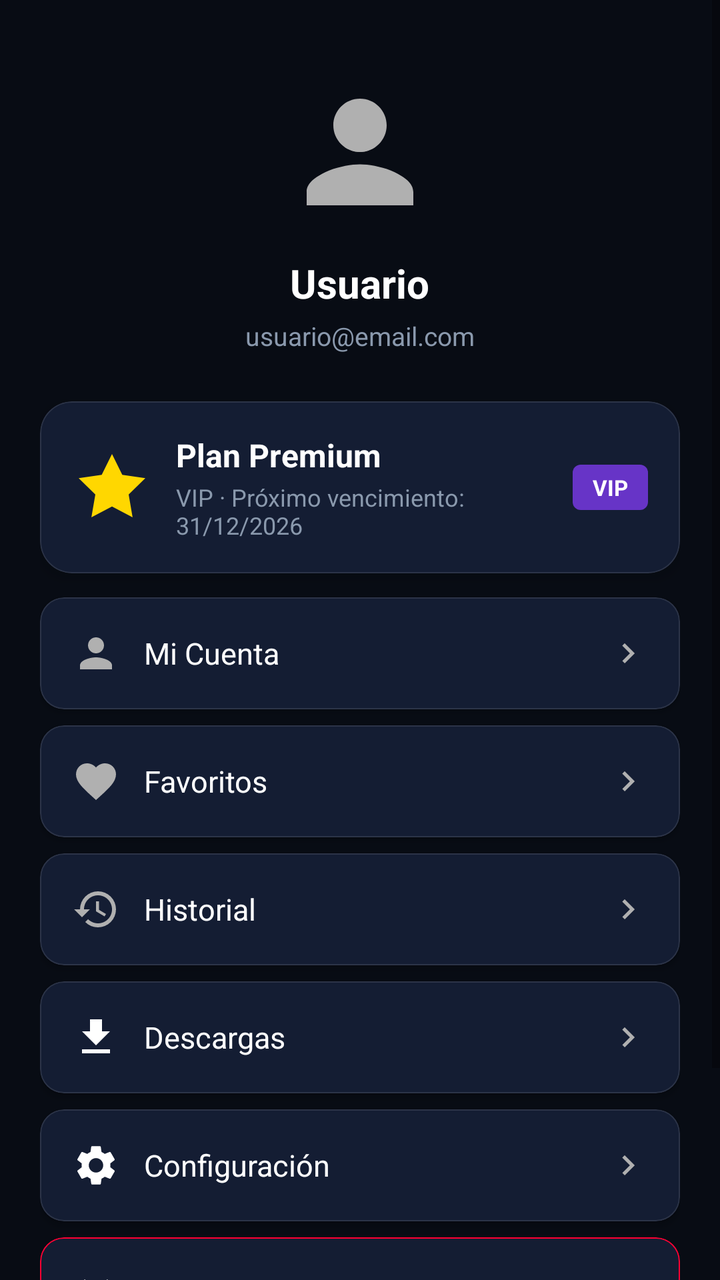
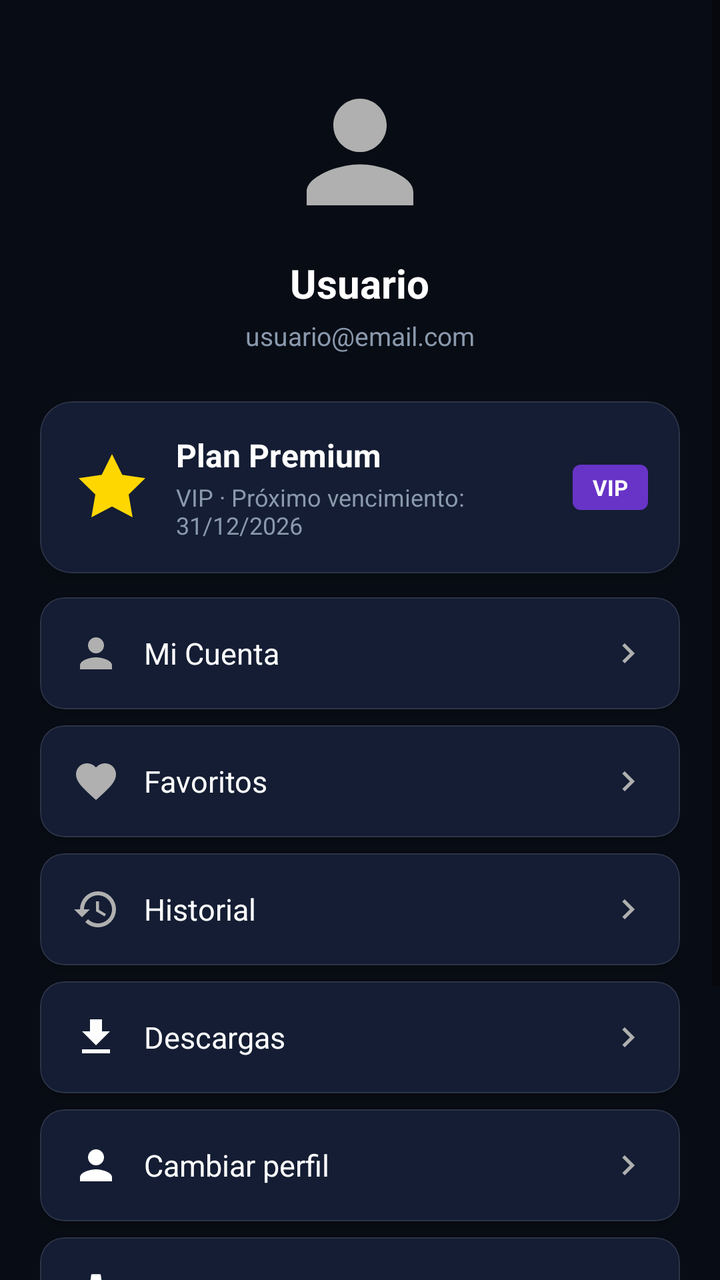

Before-and-after screenshots of an Android layout around one commit, followed by the original layout XML and the change that was made.
<!-- AndroidManifest.xml: application theme Theme.Tvxargtec -->
<!-- res/layout/fragment_profile.xml -->
<?xml version="1.0" encoding="utf-8"?>
<ScrollView xmlns:android="http://schemas.android.com/apk/res/android"
    xmlns:app="http://schemas.android.com/apk/res-auto"
    android:layout_width="match_parent"
    android:layout_height="match_parent"
    android:background="@color/bg_primary"
    android:fillViewport="true">

    <LinearLayout
        android:layout_width="match_parent"
        android:layout_height="wrap_content"
        android:orientation="vertical"
        android:padding="20dp">

        
        <FrameLayout
            android:layout_width="80dp"
            android:layout_height="80dp"
            android:layout_gravity="center_horizontal"
            android:layout_marginTop="16dp"
            android:background="@drawable/ic_account"
            android:padding="3dp">

            <com.google.android.material.imageview.ShapeableImageView
                android:id="@+id/ivAvatar"
                android:layout_width="match_parent"
                android:layout_height="match_parent"
                android:scaleType="centerCrop"
                android:src="@drawable/ic_account"
                app:shapeAppearanceOverlay="@style/ShapeAppearance.Tvxargtec.Circle" />

        </FrameLayout>

        
        <TextView
            android:id="@+id/tvUserName"
            android:layout_width="wrap_content"
            android:layout_height="wrap_content"
            android:layout_gravity="center_horizontal"
            android:layout_marginTop="12dp"
            android:text="Usuario"
            android:textColor="@color/text_primary"
            android:textSize="20sp"
            android:textStyle="bold" />

        
        <TextView
            android:id="@+id/tvUserEmail"
            android:layout_width="wrap_content"
            android:layout_height="wrap_content"
            android:layout_gravity="center_horizontal"
            android:layout_marginTop="4dp"
            android:text="usuario@email.com"
            android:textColor="@color/text_secondary"
            android:textSize="13sp" />

        
        <com.google.android.material.card.MaterialCardView
            android:id="@+id/cardPlanStatus"
            android:layout_width="match_parent"
            android:layout_height="wrap_content"
            android:layout_marginTop="24dp"
            app:cardBackgroundColor="@color/bg_card"
            app:cardCornerRadius="16dp"
            app:cardElevation="4dp"
            app:contentPadding="16dp"
            app:strokeColor="@color/border_card"
            app:strokeWidth="0.5dp">

            <LinearLayout
                android:layout_width="match_parent"
                android:layout_height="wrap_content"
                android:gravity="center_vertical"
                android:orientation="horizontal">

                <ImageView
                    android:layout_width="40dp"
                    android:layout_height="40dp"
                    android:src="@drawable/ic_vip" />

                <LinearLayout
                    android:layout_width="0dp"
                    android:layout_height="wrap_content"
                    android:layout_marginStart="12dp"
                    android:layout_weight="1"
                    android:orientation="vertical">

                    <TextView
                        android:id="@+id/tvPlanType"
                        android:layout_width="wrap_content"
                        android:layout_height="wrap_content"
                        android:text="Plan Premium"
                        android:textColor="@color/text_primary"
                        android:textSize="16sp"
                        android:textStyle="bold" />

                    <TextView
                        android:id="@+id/tvPlanExpiry"
                        android:layout_width="wrap_content"
                        android:layout_height="wrap_content"
                        android:layout_marginTop="2dp"
                        android:text="VIP · Próximo vencimiento: 31/12/2026"
                        android:textColor="@color/text_secondary"
                        android:textSize="12sp" />

                </LinearLayout>

                <TextView
                    android:layout_width="wrap_content"
                    android:layout_height="wrap_content"
                    android:background="@drawable/bg_badge"
                    android:paddingHorizontal="10dp"
                    android:paddingVertical="4dp"
                    android:text="VIP"
                    android:textColor="@color/text_on_brand"
                    android:textSize="11sp"
                    android:textStyle="bold" />

            </LinearLayout>

        </com.google.android.material.card.MaterialCardView>

        
        <TextView
            android:layout_width="wrap_content"
            android:layout_height="wrap_content"
            android:layout_marginTop="28dp"
            android:text="Mi Cuenta"
            android:textColor="@color/text_secondary"
            android:textSize="12sp"
            android:textStyle="bold"
            android:letterSpacing="0.08"
            android:visibility="gone" />

        <com.google.android.material.card.MaterialCardView
            android:id="@+id/btnMyAccount"
            android:layout_width="match_parent"
            android:layout_height="56dp"
            android:layout_marginTop="12dp"
            app:cardBackgroundColor="@color/bg_card"
            app:cardCornerRadius="12dp"
            app:cardElevation="2dp"
            app:contentPadding="16dp"
            app:strokeColor="@color/border_card"
            app:strokeWidth="0.5dp">

            <LinearLayout
                android:layout_width="match_parent"
                android:layout_height="match_parent"
                android:gravity="center_vertical"
                android:orientation="horizontal">

                <ImageView
                    android:layout_width="24dp"
                    android:layout_height="24dp"
                    android:src="@drawable/ic_account" />

                <TextView
                    android:layout_width="0dp"
                    android:layout_height="wrap_content"
                    android:layout_marginStart="12dp"
                    android:layout_weight="1"
                    android:text="Mi Cuenta"
                    android:textColor="@color/text_primary"
                    android:textSize="15sp" />

                <ImageView
                    android:layout_width="20dp"
                    android:layout_height="20dp"
                    android:src="@drawable/ic_arrow" />

            </LinearLayout>

        </com.google.android.material.card.MaterialCardView>

        <com.google.android.material.card.MaterialCardView
            android:id="@+id/btnFavorites"
            android:layout_width="match_parent"
            android:layout_height="56dp"
            android:layout_marginTop="8dp"
            app:cardBackgroundColor="@color/bg_card"
            app:cardCornerRadius="12dp"
            app:cardElevation="2dp"
            app:contentPadding="16dp"
            app:strokeColor="@color/border_card"
            app:strokeWidth="0.5dp">

            <LinearLayout
                android:layout_width="match_parent"
                android:layout_height="match_parent"
                android:gravity="center_vertical"
                android:orientation="horizontal">

                <ImageView
                    android:layout_width="24dp"
                    android:layout_height="24dp"
                    android:src="@drawable/ic_fav" />

                <TextView
                    android:layout_width="0dp"
                    android:layout_height="wrap_content"
                    android:layout_marginStart="12dp"
                    android:layout_weight="1"
                    android:text="Favoritos"
                    android:textColor="@color/text_primary"
                    android:textSize="15sp" />

                <ImageView
                    android:layout_width="20dp"
                    android:layout_height="20dp"
                    android:src="@drawable/ic_arrow" />

            </LinearLayout>

        </com.google.android.material.card.MaterialCardView>

        <com.google.android.material.card.MaterialCardView
            android:id="@+id/btnHistory"
            android:layout_width="match_parent"
            android:layout_height="56dp"
            android:layout_marginTop="8dp"
            app:cardBackgroundColor="@color/bg_card"
            app:cardCornerRadius="12dp"
            app:cardElevation="2dp"
            app:contentPadding="16dp"
            app:strokeColor="@color/border_card"
            app:strokeWidth="0.5dp">

            <LinearLayout
                android:layout_width="match_parent"
                android:layout_height="match_parent"
                android:gravity="center_vertical"
                android:orientation="horizontal">

                <ImageView
                    android:layout_width="24dp"
                    android:layout_height="24dp"
                    android:src="@drawable/ic_history" />

                <TextView
                    android:layout_width="0dp"
                    android:layout_height="wrap_content"
                    android:layout_marginStart="12dp"
                    android:layout_weight="1"
                    android:text="Historial"
                    android:textColor="@color/text_primary"
                    android:textSize="15sp" />

                <ImageView
                    android:layout_width="20dp"
                    android:layout_height="20dp"
                    android:src="@drawable/ic_arrow" />

            </LinearLayout>

        </com.google.android.material.card.MaterialCardView>

        <com.google.android.material.card.MaterialCardView
            android:id="@+id/btnDownloads"
            android:layout_width="match_parent"
            android:layout_height="56dp"
            android:layout_marginTop="8dp"
            app:cardBackgroundColor="@color/bg_card"
            app:cardCornerRadius="12dp"
            app:cardElevation="2dp"
            app:contentPadding="16dp"
            app:strokeColor="@color/border_card"
            app:strokeWidth="0.5dp">

            <LinearLayout
                android:layout_width="match_parent"
                android:layout_height="match_parent"
                android:gravity="center_vertical"
                android:orientation="horizontal">

                <ImageView
                    android:layout_width="24dp"
                    android:layout_height="24dp"
                    android:src="@drawable/ic_download" />

                <TextView
                    android:layout_width="0dp"
                    android:layout_height="wrap_content"
                    android:layout_marginStart="12dp"
                    android:layout_weight="1"
                    android:text="Descargas"
                    android:textColor="@color/text_primary"
                    android:textSize="15sp" />

                <ImageView
                    android:layout_width="20dp"
                    android:layout_height="20dp"
                    android:src="@drawable/ic_arrow" />

            </LinearLayout>

        </com.google.android.material.card.MaterialCardView>

        <com.google.android.material.card.MaterialCardView
            android:id="@+id/btnSettings"
            android:layout_width="match_parent"
            android:layout_height="56dp"
            android:layout_marginTop="8dp"
            app:cardBackgroundColor="@color/bg_card"
            app:cardCornerRadius="12dp"
            app:cardElevation="2dp"
            app:contentPadding="16dp"
            app:strokeColor="@color/border_card"
            app:strokeWidth="0.5dp">

            <LinearLayout
                android:layout_width="match_parent"
                android:layout_height="match_parent"
                android:gravity="center_vertical"
                android:orientation="horizontal">

                <ImageView
                    android:layout_width="24dp"
                    android:layout_height="24dp"
                    android:src="@drawable/ic_settings" />

                <TextView
                    android:layout_width="0dp"
                    android:layout_height="wrap_content"
                    android:layout_marginStart="12dp"
                    android:layout_weight="1"
                    android:text="Configuración"
                    android:textColor="@color/text_primary"
                    android:textSize="15sp" />

                <ImageView
                    android:layout_width="20dp"
                    android:layout_height="20dp"
                    android:src="@drawable/ic_arrow" />

            </LinearLayout>

        </com.google.android.material.card.MaterialCardView>

        <com.google.android.material.card.MaterialCardView
            android:id="@+id/btnLogout"
            android:layout_width="match_parent"
            android:layout_height="56dp"
            android:layout_marginTop="8dp"
            app:cardBackgroundColor="@color/bg_card"
            app:cardCornerRadius="12dp"
            app:cardElevation="2dp"
            app:contentPadding="16dp"
            app:strokeColor="@color/semantic_error"
            app:strokeWidth="0.5dp">

            <LinearLayout
                android:layout_width="match_parent"
                android:layout_height="match_parent"
                android:gravity="center_vertical"
                android:orientation="horizontal">

                <ImageView
                    android:layout_width="24dp"
                    android:layout_height="24dp"
                    android:src="@drawable/ic_close" />

                <TextView
                    android:layout_width="0dp"
                    android:layout_height="wrap_content"
                    android:layout_marginStart="12dp"
                    android:layout_weight="1"
                    android:text="Cerrar Sesión"
                    android:textColor="@color/semantic_error"
                    android:textSize="15sp" />

                <ImageView
                    android:layout_width="20dp"
                    android:layout_height="20dp"
                    android:src="@drawable/ic_arrow" />

            </LinearLayout>

        </com.google.android.material.card.MaterialCardView>

        
        <TextView
            android:id="@+id/tvProfileVersion"
            android:layout_width="wrap_content"
            android:layout_height="wrap_content"
            android:layout_gravity="center_horizontal"
            android:layout_marginTop="24dp"
            android:layout_marginBottom="32dp"
            android:textColor="@color/text_hint"
            android:textSize="12sp" />

    </LinearLayout>

</ScrollView>
<!-- resources referenced by this layout -->
<resources>
  <color name="bg_card">#FF141D33</color>
  <color name="bg_primary">#FF080C14</color>
  <color name="border_card">#1AFFFFFF</color>
  <color name="semantic_error">#FFFF0033</color>
  <color name="text_hint">#FF4E5D78</color>
  <color name="text_on_brand">#FFFFFFFF</color>
  <color name="text_primary">#FFFFFFFF</color>
  <color name="text_secondary">#FF8A99AD</color>
  <!-- drawable bg_badge (drawable) -->
  ﻿<?xml version="1.0" encoding="utf-8"?>
  <shape xmlns:android="http://schemas.android.com/apk/res/android">
      <solid android:color="#CC7C3AED" />
      <corners android:radius="4dp" />
  </shape>
  <!-- drawable ic_account (drawable) -->
  ﻿<vector xmlns:android="http://schemas.android.com/apk/res/android" android:width="24dp" android:height="24dp" android:viewportWidth="24" android:viewportHeight="24"><path android:fillColor="#B0B0B0" android:pathData="M12,12c2.21,0 4,-1.79 4,-4s-1.79,-4 -4,-4 -4,1.79 -4,4 1.79,4 4,4zM12,14c-2.67,0 -8,1.34 -8,4v2h16v-2c0,-2.66 -5.33,-4 -8,-4z"/></vector>
  <!-- drawable ic_arrow (drawable) -->
  ﻿<?xml version="1.0" encoding="utf-8"?>
  <vector xmlns:android="http://schemas.android.com/apk/res/android"
      android:width="24dp" android:height="24dp" android:viewportWidth="24" android:viewportHeight="24">
      <path android:fillColor="#B0B0B0" android:pathData="M10,6L8.59,7.41 13.17,12l-4.58,4.59L10,18l6,-6z"/>
  </vector>
  <!-- drawable ic_download (drawable) -->
  <?xml version="1.0" encoding="utf-8"?>
  <vector xmlns:android="http://schemas.android.com/apk/res/android"
      android:width="24dp"
      android:height="24dp"
      android:viewportWidth="24"
      android:viewportHeight="24">
      <path
          android:fillColor="#FFFFFF"
          android:pathData="M19,9h-4V3H9v6H5l7,7 7,-7zM5,18v2h14v-2H5z" />
  </vector>
  <!-- drawable ic_fav (drawable) -->
  ﻿<vector xmlns:android="http://schemas.android.com/apk/res/android" android:width="24dp" android:height="24dp" android:viewportWidth="24" android:viewportHeight="24"><path android:fillColor="#B0B0B0" android:pathData="M12,21.35l-1.45,-1.32C5.4,15.36 2,12.28 2,8.5 2,5.42 4.42,3 7.5,3c1.74,0 3.41,0.81 4.5,2.09C13.09,3.81 14.76,3 16.5,3 19.58,3 22,5.42 22,8.5c0,3.78 -3.4,6.86 -8.55,11.54L12,21.35z"/></vector>
  <!-- drawable ic_vip (drawable) -->
  ﻿<vector xmlns:android="http://schemas.android.com/apk/res/android" android:width="24dp" android:height="24dp" android:viewportWidth="24" android:viewportHeight="24"><path android:fillColor="#FFD700" android:pathData="M12,2L15.09,8.26L22,9.27L17,14.14L18.18,21.02L12,17.77L5.82,21.02L7,14.14L2,9.27L8.91,8.26L12,2z"/></vector>
  <style name="ShapeAppearance.Tvxargtec.Circle" parent="">
              <item name="cornerFamily">rounded</item>
              <item name="cornerSize">50%</item>
          </style>
  <color name="brand_crimson">#FFEF0044</color>
  <color name="brand_cyan">#FF00E5FF</color>
  <color name="bg_secondary">#FF0F1626</color>
  <style name="Text.Tvxargtec.NavActive">
          <item name="android:textSize">12sp</item>
          <item name="android:fontFamily">sans-serif-medium</item>
      </style>
  <style name="Text.Tvxargtec.NavInactive">
          <item name="android:textSize">11sp</item>
      </style>
  <!-- unchanged entries left out for length: 7 -->
</resources>

<!-- the commit's change to res/layout/fragment_profile.xml (unified diff, before → after) -->
@@ -297,6 +297,47 @@
         </com.google.android.material.card.MaterialCardView>
 
         <com.google.android.material.card.MaterialCardView
+            android:id="@+id/btnSwitchProfile"
+            android:layout_width="match_parent"
+            android:layout_height="56dp"
+            android:layout_marginTop="8dp"
+            app:cardBackgroundColor="@color/bg_card"
+            app:cardCornerRadius="12dp"
+            app:cardElevation="2dp"
+            app:contentPadding="16dp"
+            app:strokeColor="@color/border_card"
+            app:strokeWidth="0.5dp">
+
+            <LinearLayout
+                android:layout_width="match_parent"
+                android:layout_height="match_parent"
+                android:gravity="center_vertical"
+                android:orientation="horizontal">
+
+                <ImageView
+                    android:layout_width="24dp"
+                    android:layout_height="24dp"
+                    android:src="@drawable/ic_profile" />
+
+                <TextView
+                    android:layout_width="0dp"
+                    android:layout_height="wrap_content"
+                    android:layout_marginStart="12dp"
+                    android:layout_weight="1"
+                    android:text="Cambiar perfil"
+                    android:textColor="@color/text_primary"
+                    android:textSize="15sp" />
+
+                <ImageView
+                    android:layout_width="20dp"
+                    android:layout_height="20dp"
+                    android:src="@drawable/ic_arrow" />
+
+            </LinearLayout>
+
+        </com.google.android.material.card.MaterialCardView>
+
+        <com.google.android.material.card.MaterialCardView
             android:id="@+id/btnSettings"
             android:layout_width="match_parent"
             android:layout_height="56dp"
<!-- resource entries referenced after the edit -->
@@ -35,6 +35,12 @@
   </vector>
   <!-- drawable ic_fav (drawable) -->
   ﻿<vector xmlns:android="http://schemas.android.com/apk/res/android" android:width="24dp" android:height="24dp" android:viewportWidth="24" android:viewportHeight="24"><path android:fillColor="#B0B0B0" android:pathData="M12,21.35l-1.45,-1.32C5.4,15.36 2,12.28 2,8.5 2,5.42 4.42,3 7.5,3c1.74,0 3.41,0.81 4.5,2.09C13.09,3.81 14.76,3 16.5,3 19.58,3 22,5.42 22,8.5c0,3.78 -3.4,6.86 -8.55,11.54L12,21.35z"/></vector>
+  <!-- drawable ic_profile (drawable) -->
+  <?xml version="1.0" encoding="utf-8"?>
+  <vector xmlns:android="http://schemas.android.com/apk/res/android"
+      android:width="24dp" android:height="24dp" android:viewportWidth="24" android:viewportHeight="24">
+      <path android:fillColor="#FFFFFF" android:pathData="M12,12c2.21,0 4,-1.79 4,-4s-1.79,-4 -4,-4 -4,1.79 -4,4 1.79,4 4,4zM12,14c-2.67,0 -8,1.34 -8,4v2h16v-2c0,-2.66 -5.33,-4 -8,-4z"/>
+  </vector>
   <!-- drawable ic_vip (drawable) -->
   ﻿<vector xmlns:android="http://schemas.android.com/apk/res/android" android:width="24dp" android:height="24dp" android:viewportWidth="24" android:viewportHeight="24"><path android:fillColor="#FFD700" android:pathData="M12,2L15.09,8.26L22,9.27L17,14.14L18.18,21.02L12,17.77L5.82,21.02L7,14.14L2,9.27L8.91,8.26L12,2z"/></vector>
   <style name="ShapeAppearance.Tvxargtec.Circle" parent="">
